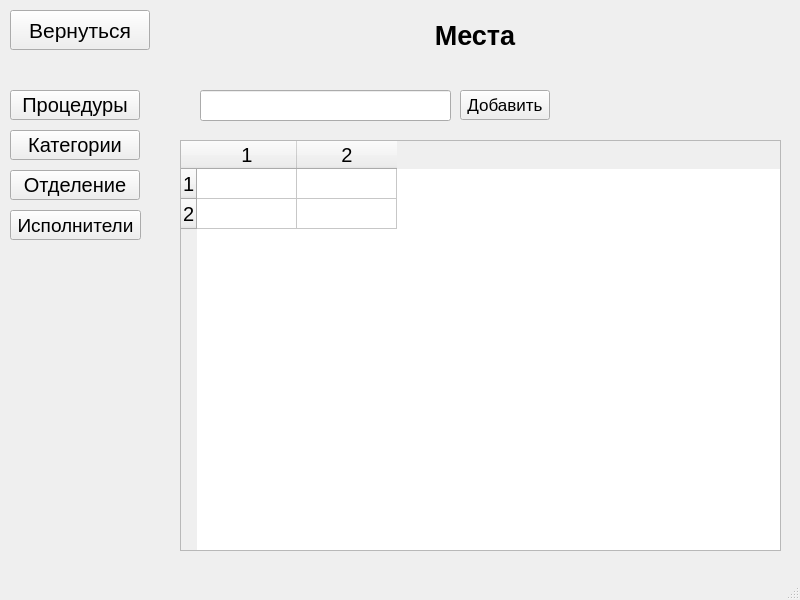
This is data/design/form_admin_menu.ui in PolkovnikovPavel/collection_lfk as Qt 5 draws it before an edit. The edited form follows.
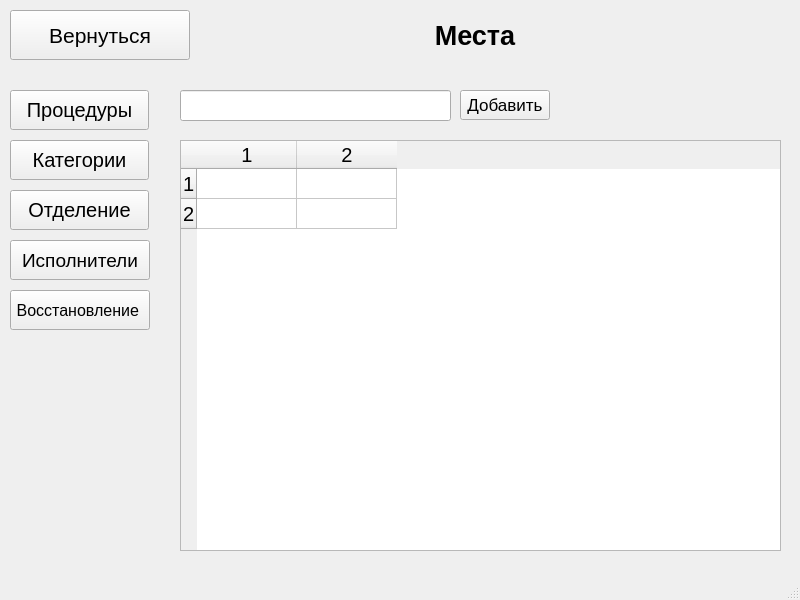
This is the edited form.

Commit message:
version 1.11.2 ( * В меню админа добавлен раздел "восстановление", в котором можно работать с копиями базы данных * В login menu добавлена скрытая кнопка для открытия папки с копиями * Сделано умное автосоздание копий и проверка текущей базы данных ------- * Не готово автовостановление в случиях, когда находится несостыковка в базе (v-1.11.3)
)

Patch:
```diff
--- a/data/design/form_admin_menu.ui
+++ b/data/design/form_admin_menu.ui
@@ -19,8 +19,8 @@
      <rect>
       <x>10</x>
       <y>10</y>
-      <width>140</width>
-      <height>40</height>
+      <width>180</width>
+      <height>50</height>
      </rect>
     </property>
     <property name="font">
@@ -109,9 +109,9 @@
    <widget class="QLineEdit" name="new_name">
     <property name="geometry">
      <rect>
-      <x>200</x>
+      <x>180</x>
       <y>90</y>
-      <width>251</width>
+      <width>271</width>
       <height>31</height>
      </rect>
     </property>
@@ -132,8 +132,8 @@
      <rect>
       <x>10</x>
       <y>90</y>
-      <width>130</width>
-      <height>30</height>
+      <width>139</width>
+      <height>40</height>
      </rect>
     </property>
     <property name="font">
@@ -149,9 +149,9 @@
     <property name="geometry">
      <rect>
       <x>10</x>
-      <y>130</y>
-      <width>130</width>
-      <height>30</height>
+      <y>140</y>
+      <width>139</width>
+      <height>40</height>
      </rect>
     </property>
     <property name="font">
@@ -167,9 +167,9 @@
     <property name="geometry">
      <rect>
       <x>10</x>
-      <y>170</y>
-      <width>130</width>
-      <height>30</height>
+      <y>190</y>
+      <width>139</width>
+      <height>40</height>
      </rect>
     </property>
     <property name="font">
@@ -185,9 +185,9 @@
     <property name="geometry">
      <rect>
       <x>10</x>
-      <y>210</y>
-      <width>131</width>
-      <height>30</height>
+      <y>240</y>
+      <width>140</width>
+      <height>40</height>
      </rect>
     </property>
     <property name="font">
@@ -199,6 +199,24 @@
      <string>Исполнители</string>
     </property>
    </widget>
+   <widget class="QPushButton" name="backup_button">
+    <property name="geometry">
+     <rect>
+      <x>10</x>
+      <y>290</y>
+      <width>140</width>
+      <height>40</height>
+     </rect>
+    </property>
+    <property name="font">
+     <font>
+      <pointsize>12</pointsize>
+     </font>
+    </property>
+    <property name="text">
+     <string>Восстановление </string>
+    </property>
+   </widget>
   </widget>
   <widget class="QMenuBar" name="menubar">
    <property name="geometry">
```
Left out of the diff: 2 changed lines with no effect on the pictures. The commit also changes 15 other files.
